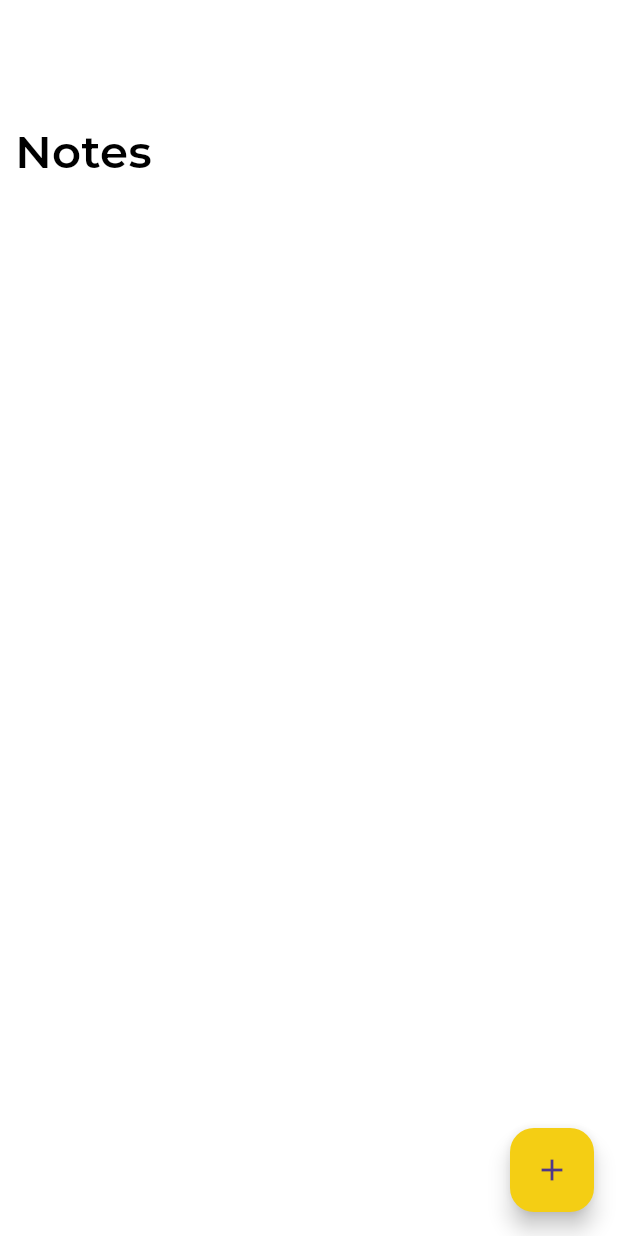
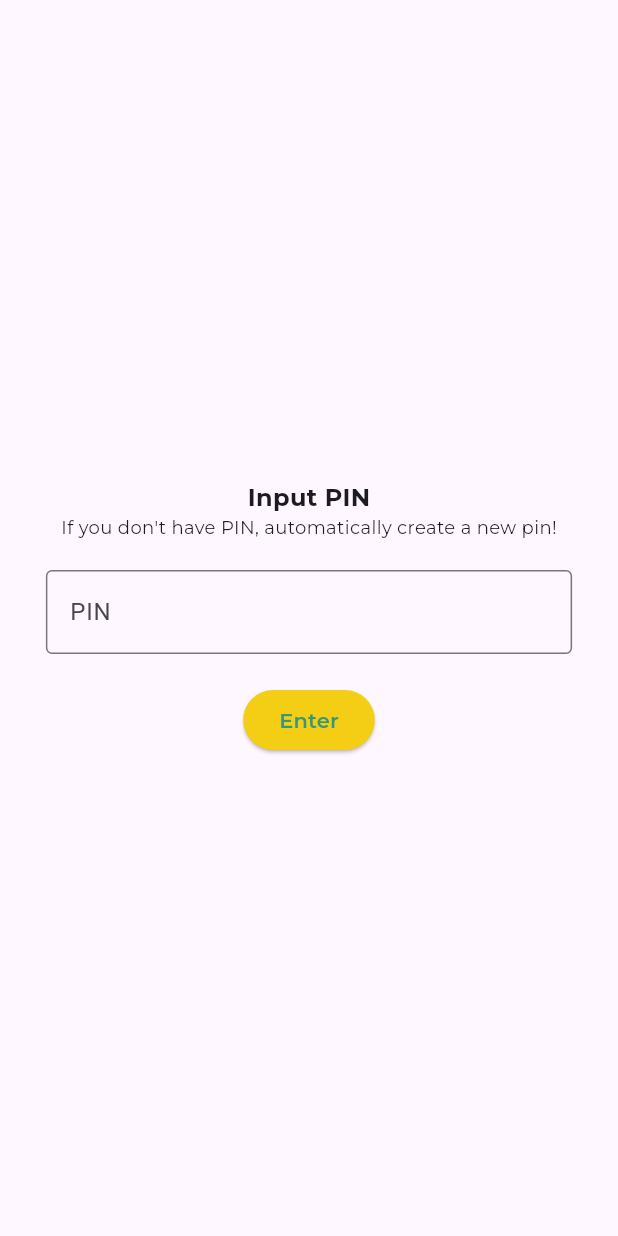
Before and after one commit to RioJonathanWijaya/uas_ambw_note_app, a Flutter app: the screen it shows after launch, on a phone screen of 412 x 824 dp. Run offline on Flutter 3.47's test engine with Material 3 defaults, Android fonts, the phone set to English and light mode, and no system bars; our stand-ins replace google_fonts, hive, hive_flutter; accounts and stored records are empty.

Commit message:
finalize

```diff
--- a/lib/lock.dart
+++ b/lib/lock.dart
@@ -0,0 +1,117 @@
+import 'package:flutter/material.dart';
+import 'package:google_fonts/google_fonts.dart';
+import 'package:hive/hive.dart';
+import 'package:hive_flutter/hive_flutter.dart';
+import 'package:note_app/boxes.dart';
+import 'package:note_app/model/pin.dart';
+import 'package:note_app/note.dart';
+
+class pinView extends StatelessWidget {
+  const pinView({super.key});
+
+  void addPin(String pin) {
+    pinbox.put('pin', pin);
+  }
+
+  @override
+  Widget build(BuildContext context) {
+    TextEditingController pinController = TextEditingController();
+    return Scaffold(
+      body: Center(
+        child: Container(
+          padding: const EdgeInsets.all(10),
+          width: MediaQuery.of(context).size.width * 0.9,
+          height: MediaQuery.of(context).size.height * 0.3,
+          decoration: BoxDecoration(),
+          child: Column(
+            crossAxisAlignment: CrossAxisAlignment.center,
+            mainAxisAlignment: MainAxisAlignment.center,
+            children: [
+              Text(
+                "Input PIN",
+                style: GoogleFonts.montserrat(
+                    fontSize: 16, fontWeight: FontWeight.bold),
+              ),
+              Text(
+                "If you don't have PIN, automatically create a new pin!",
+                style: GoogleFonts.montserrat(
+                  fontSize: 12,
+                  fontWeight: FontWeight.w400,
+                ),
+              ),
+              SizedBox(height: 20),
+              TextField(
+                controller: pinController,
+                decoration: InputDecoration(
+                  border: OutlineInputBorder(),
+                  labelText: 'PIN',
+                ),
+              ),
+              SizedBox(height: 20),
+              ElevatedButton(
+                  onPressed: () {
+                    final pin = pinController.text;
+                    if (pinbox.isEmpty) {
+                      print("masuk empty");
+                      addPin(pin);
+                      showDialog(
+                          context: context,
+                          builder: (BuildContext context) {
+                            return AlertDialog(
+                              title: const Text("Success"),
+                              content: const Text("New Pin Added!"),
+                              actions: [
+                                TextButton(
+                                    onPressed: () {
+                                      Navigator.push(
+                                          context,
+                                          MaterialPageRoute(
+                                              builder: (context) =>
+                                                  const notesView()));
+                                    },
+                                    child: const Text("Next"))
+                              ],
+                            );
+                          });
+                    } else {
+                      print("masuk sini");
+                      print(pinbox.get('pin'));
+                      print(pinbox.get('pin').runtimeType);
+                      if (pin == pinbox.get('pin')) {
+                        Navigator.push(
+                            context,
+                            MaterialPageRoute(
+                                builder: (context) => const notesView()));
+                      } else {
+                        showDialog(
+                            context: context,
+                            builder: (BuildContext context) {
+                              return AlertDialog(
+                                title: const Text("Error"),
+                                content: const Text("Invalid PIN"),
+                                actions: [
+                                  TextButton(
+                                      onPressed: () {
+                                        Navigator.of(context).pop();
+                                      },
+                                      child: const Text("Close"))
+                                ],
+                              );
+                            });
+                      }
+                    }
+                  },
+                  child: Text(
+                    'Enter',
+                    style: GoogleFonts.montserrat(
+                        color: Color(0xFF379777), fontWeight: FontWeight.w600),
+                  ),
+                  style: ElevatedButton.styleFrom(
+                      backgroundColor: Color(0xFFF4CE14)))
+            ],
+          ),
+        ),
+      ),
+    );
+  }
+}
--- a/lib/main.dart
+++ b/lib/main.dart
@@ -2,6 +2,8 @@ import 'package:flutter/material.dart';
 import 'package:hive/hive.dart';
 import 'package:hive_flutter/hive_flutter.dart';
 import 'package:note_app/boxes.dart';
+import 'package:note_app/lock.dart';
+import 'package:note_app/model/pin.dart';
 import 'package:note_app/note.dart';
 import 'package:note_app/model/note.dart';
 
@@ -9,12 +11,12 @@ void main() async {
   await Hive.initFlutter();
   Hive.registerAdapter(NoteAdapter());
 
-  // Hive.deleteBoxFromDisk('notes');
+  // Hive.deleteBoxFromDisk('pin');
 
   notebox = await Hive.openBox<Note>('notes');
   pinbox = await Hive.openBox<String>('pin');
 
-  runApp(const MyApp());
+  runApp(MyApp());
 }
 
 class MyApp extends StatelessWidget {
@@ -29,7 +31,7 @@ class MyApp extends StatelessWidget {
         primarySwatch: Colors.blue,
       ),
       home: Scaffold(
-        body: const notesView(),
+        body: const pinView(),
       ),
       debugShowCheckedModeBanner: false,
     );
--- /dev/null
+++ b/lib/model/pin.dart
@@ -0,0 +1,11 @@
+import 'package:hive/hive.dart';
+
+part 'pin.g.dart';
+
+@HiveType(typeId: 0)
+class Pin {
+  @HiveField(0)
+  final String pin;
+
+  Pin({required this.pin});
+}
```
Also changed, not shown: lib/newLock.dart (added, +90 -0 lines), lib/note.dart (+16 -1 lines), lib/model/pin.g.dart (added).
